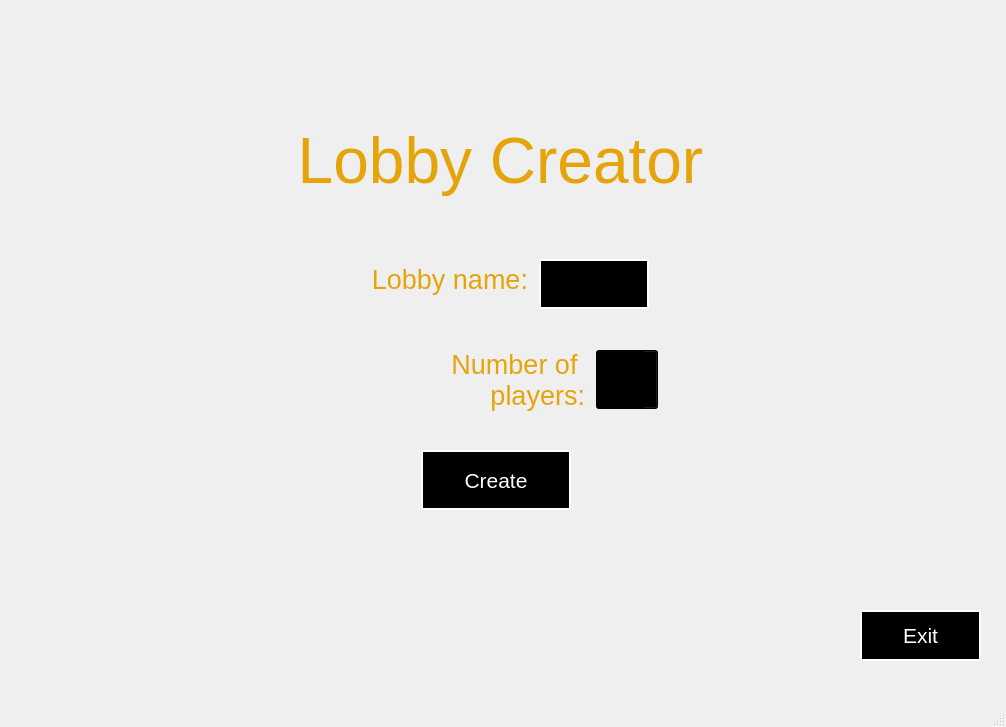
First picture: the form in client/Lobby/createlobby.ui, repository mateozorzi/practice-sdd, before the edit.
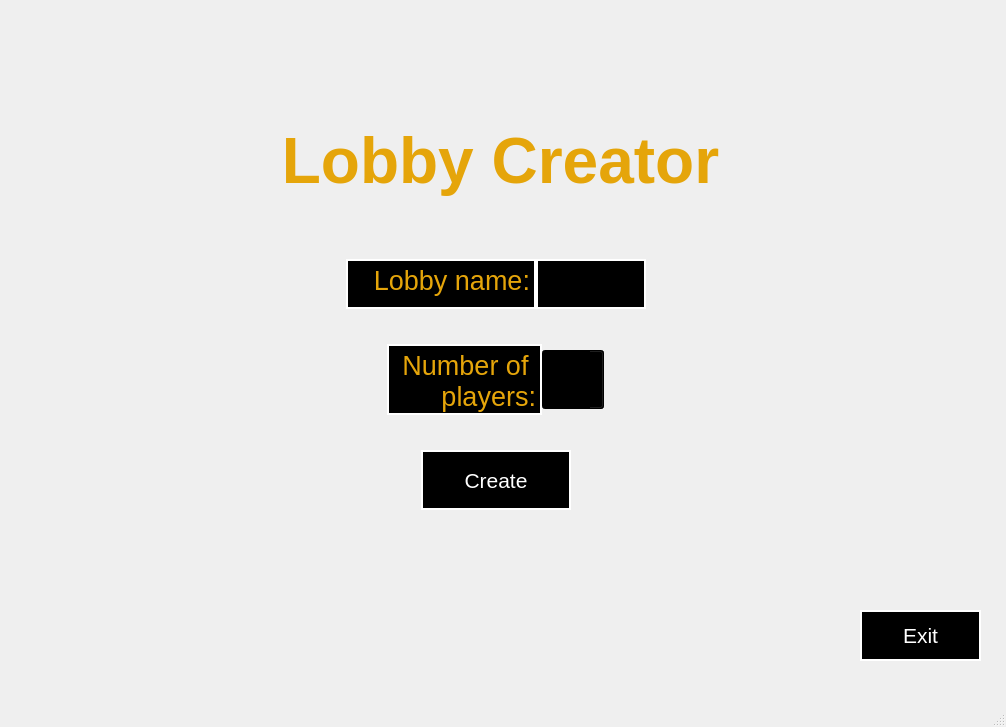
Second picture: the form after the edit. Icons and pictures are not drawn.

```diff
--- a/client/Lobby/createlobby.ui
+++ b/client/Lobby/createlobby.ui
@@ -84,10 +84,10 @@
 li.unchecked::marker { content: &quot;\2610&quot;; }
 li.checked::marker { content: &quot;\2612&quot;; }
 &lt;/style&gt;&lt;/head&gt;&lt;body style=&quot; font-family:'Ubuntu Sans'; font-size:11pt; font-weight:400; font-style:normal;&quot;&gt;
-&lt;p align=&quot;center&quot; style=&quot; margin-top:0px; margin-bottom:0px; margin-left:0px; margin-right:0px; -qt-block-indent:0; text-indent:0px;&quot;&gt;&lt;span style=&quot; font-size:48pt; color:#e5a50a;&quot;&gt;Lobby Creator&lt;/span&gt;&lt;/p&gt;&lt;/body&gt;&lt;/html&gt;</string>
+&lt;p align=&quot;center&quot; style=&quot; margin-top:0px; margin-bottom:0px; margin-left:0px; margin-right:0px; -qt-block-indent:0; text-indent:0px;&quot;&gt;&lt;span style=&quot; font-size:48pt; font-weight:700; color:#e5a50a;&quot;&gt;Lobby Creator&lt;/span&gt;&lt;/p&gt;&lt;/body&gt;&lt;/html&gt;</string>
     </property>
    </widget>
-   <widget class="QWidget" name="">
+   <widget class="QWidget" name="layoutWidget">
     <property name="geometry">
      <rect>
       <x>260</x>
@@ -105,6 +105,9 @@
      </property>
      <item>
       <layout class="QHBoxLayout" name="horizontalLayout">
+       <property name="spacing">
+        <number>0</number>
+       </property>
        <item>
         <spacer name="horizontalSpacer">
          <property name="orientation">
@@ -133,7 +136,9 @@
           </size>
          </property>
          <property name="styleSheet">
-          <string notr="true">background-color: transparent;</string>
+          <string notr="true">border:2px solid;
+border-color: rgb(255, 255, 255);
+background-color: black;</string>
          </property>
          <property name="readOnly">
           <bool>true</bool>
@@ -188,6 +193,9 @@
      </item>
      <item>
       <layout class="QHBoxLayout" name="horizontalLayout_2">
+       <property name="spacing">
+        <number>0</number>
+       </property>
        <item>
         <spacer name="horizontalSpacer_3">
          <property name="orientation">
@@ -205,12 +213,14 @@
         <widget class="QTextEdit" name="textEdit_3">
          <property name="maximumSize">
           <size>
-           <width>256</width>
+           <width>155</width>
            <height>71</height>
           </size>
          </property>
          <property name="styleSheet">
-          <string notr="true">background-color: transparent;</string>
+          <string notr="true">border:2px solid;
+border-color: rgb(255, 255, 255);
+background-color: black;</string>
          </property>
          <property name="verticalScrollBarPolicy">
           <enum>Qt::ScrollBarPolicy::ScrollBarAlwaysOff</enum>
```
Left out of the diff: 4 changed lines with no effect on the pictures.
